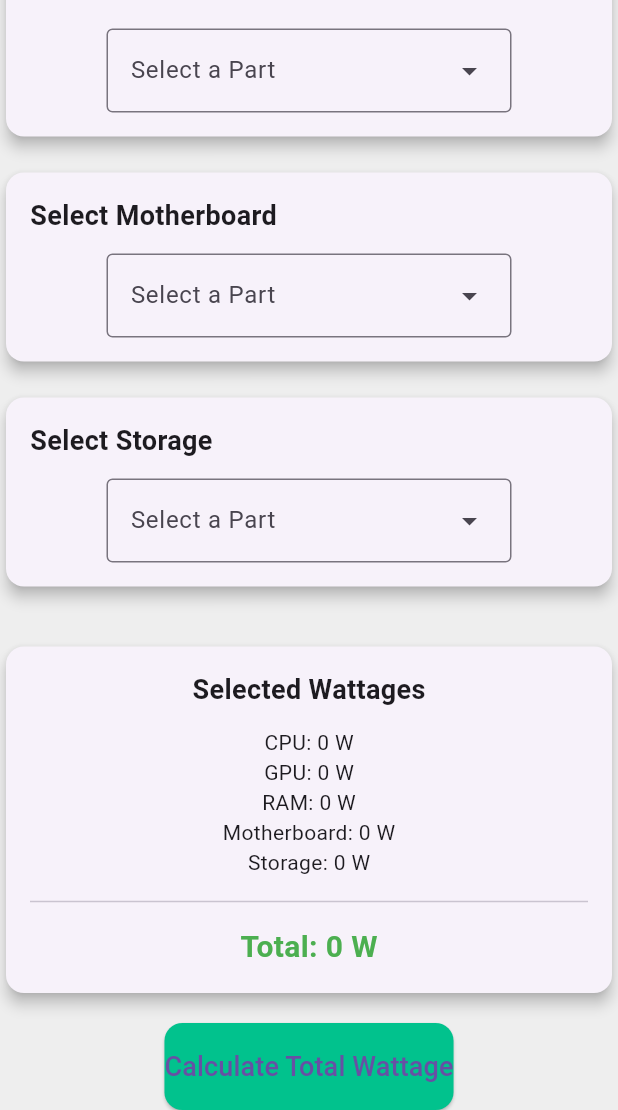
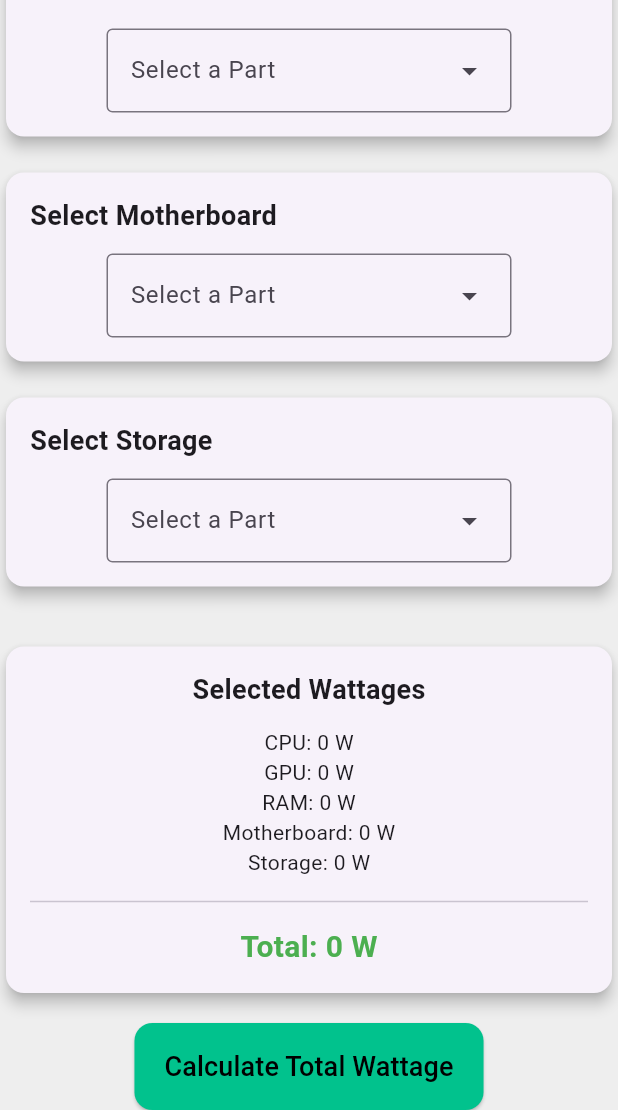
Before and after one commit to itsTony4dev/psuWattage, a Flutter app: the screen it shows after launch, scrolled down 335 dp, on a phone screen of 412 x 824 dp, the part 126-1236 px from its top. Run offline on Flutter 3.47's test engine with Material 3 defaults, Android fonts, the phone set to English and light mode, and no system bars.

Commit message:
modify parts

```diff
--- a/lib/home.dart
+++ b/lib/home.dart
@@ -19,7 +19,11 @@ class _HomeState extends State<Home> {
 
   void showTotal() {
     setState(() {
-      result = ((cpuWattage + gpuWattage + ramWattage + storageWattage + motherboardWattage) * 1.2).ceil();
+      result = (cpuWattage +
+          gpuWattage +
+          ramWattage +
+          storageWattage +
+          motherboardWattage);
     });
   }
 
@@ -30,7 +34,10 @@ class _HomeState extends State<Home> {
       appBar: AppBar(
         title: const Text(
           'PSU Wattage Calculator',
-          style: TextStyle(fontSize: 28, fontWeight: FontWeight.bold, ),
+          style: TextStyle(
+            fontSize: 28,
+            fontWeight: FontWeight.bold,
+          ),
         ),
         centerTitle: true,
         toolbarHeight: 80,
@@ -113,7 +120,8 @@ class _HomeState extends State<Home> {
             ElevatedButton(
               onPressed: showTotal,
               style: ElevatedButton.styleFrom(
-                padding: const EdgeInsets.symmetric(vertical: 16),
+                padding:
+                    const EdgeInsets.symmetric(vertical: 16, horizontal: 20),
                 backgroundColor: const Color(0xFF01c28d),
                 shape: RoundedRectangleBorder(
                   borderRadius: BorderRadius.circular(12),
@@ -121,9 +129,12 @@ class _HomeState extends State<Home> {
               ),
               child: const Text(
                 'Calculate Total Wattage',
-                style: TextStyle(fontSize: 18),
+                style: TextStyle(fontSize: 18, color: Colors.black),
               ),
             ),
+            const SizedBox(
+              height: 20,
+            )
           ],
         ),
       ),
@@ -172,7 +183,10 @@ class _HomeState extends State<Home> {
             const Divider(height: 32, thickness: 1),
             Text(
               'Total: $result W',
-              style: const TextStyle(fontSize: 20, fontWeight: FontWeight.bold, color: Colors.green),
+              style: const TextStyle(
+                  fontSize: 20,
+                  fontWeight: FontWeight.bold,
+                  color: Colors.green),
             ),
           ],
         ),
--- a/lib/parts.dart
+++ b/lib/parts.dart
@@ -17,8 +17,8 @@ class CPU {
     CPU("Intel i3-10100", 65),
     CPU("Intel i5-11400", 85),
     CPU("Intel i7-12700K", 125),
-    CPU("AMD Ryzen 5 3600", 65),
-    CPU("AMD Ryzen 7 5800X", 105),
+    CPU("AMD Ryzen 5 5600X", 65),
+    CPU("AMD Ryzen 9 5900X", 105),
   ];
 }
 
@@ -26,16 +26,17 @@ class GPU {
   final String model;
   final int wattage;
 
-  GPU({
-    required this.model,
-    required this.wattage,
-  });
+  GPU(
+    this.model,
+    this.wattage,
+  );
 
   static List<GPU> models = [
-    GPU(model: "GTX 1650", wattage: 75),
-    GPU(model: "RTX 3060", wattage: 170),
-    GPU(model: "RTX 4070", wattage: 200),
-    GPU(model: "RX 6600 XT", wattage: 160),
+    GPU("NVIDIA GeForce GT 1060", 50),
+    GPU("AMD Radeon RX 6500 XT", 107),
+    GPU("NVIDIA GeForce RTX 3060", 170),
+    GPU("AMD Radeon RX 6800", 250),
+    GPU("NVIDIA GeForce RTX 4090", 450),
   ];
 
   @override
@@ -48,15 +49,17 @@ class RAM {
   final String model;
   final int wattage;
 
-  RAM({
-    required this.model,
-    required this.wattage,
-  });
+  RAM(
+    this.model,
+    this.wattage,
+  );
 
   static List<RAM> models = [
-    RAM(model: "8GB DDR4", wattage: 3),
-    RAM(model: "16GB DDR4", wattage: 5),
-    RAM(model: "32GB DDR5", wattage: 8),
+    RAM("8GB DDR4-2400", 3),
+    RAM("16GB DDR4-3200", 5),
+    RAM("16GB DDR4-3600", 7),
+    RAM("32GB DDR4-3600", 9),
+    RAM("32GB DDR4-4000", 12),
   ];
 
   @override
@@ -69,15 +72,14 @@ class Storage {
   final String model;
   final int wattage;
 
-  Storage({
-    required this.model,
-    required this.wattage,
-  });
+  Storage(this.model, this.wattage);
 
   static List<Storage> models = [
-    Storage(model: "1TB HDD", wattage: 7),
-    Storage(model: "500GB SSD", wattage: 3),
-    Storage(model: "1TB NVMe SSD", wattage: 5),
+    Storage("SATA HDD (2TB)", 6),
+    Storage("SATA SSD (500GB)", 2),
+    Storage("NVMe SSD (1TB)", 5),
+    Storage("M.2 NVMe SSD (500GB)", 3),
+    Storage("High-Capacity HDD (10TB)", 10),
   ];
 
   @override
@@ -90,15 +92,14 @@ class Motherboard {
   final String model;
   final int wattage;
 
-  Motherboard({
-    required this.model,
-    required this.wattage,
-  });
+  Motherboard(this.model, this.wattage);
 
   static List<Motherboard> models = [
-    Motherboard(model: "B550 ATX", wattage: 25),
-    Motherboard(model: "X570 Gaming", wattage: 35),
-    Motherboard(model: "Z690 Premium", wattage: 45),
+    Motherboard("ASUS ROG Zenith II Extreme Alpha", 180),
+    Motherboard("ASUS ROG Rampage VI Extreme Encore", 200),
+    Motherboard("ASRock TRX40 Creator", 220),
+    Motherboard("ASUS ROG Maximus XIII Hero", 150),
+    Motherboard("Gigabyte TRX40 AORUS XTREME", 230),
   ];
 
   @override
```
